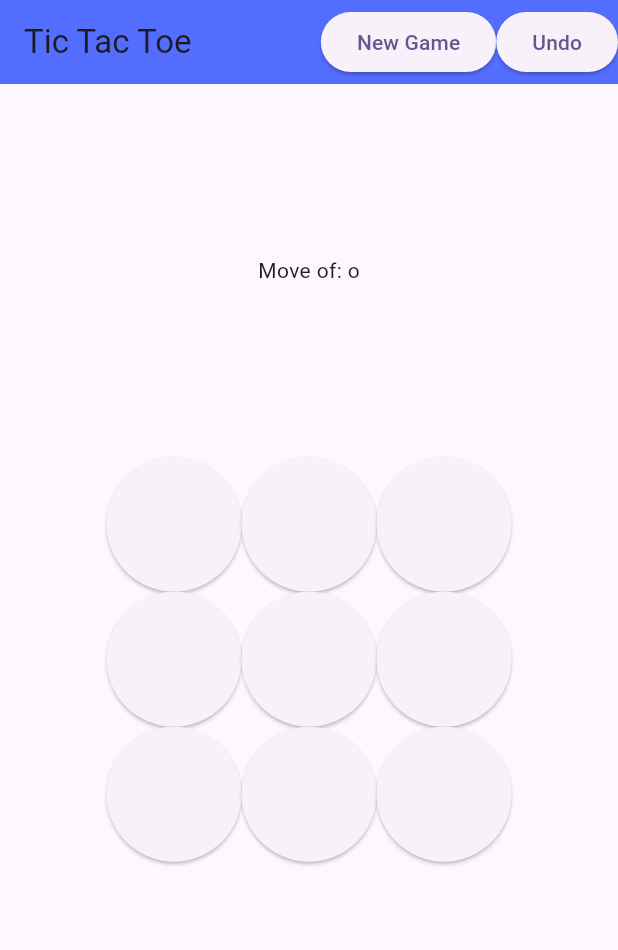
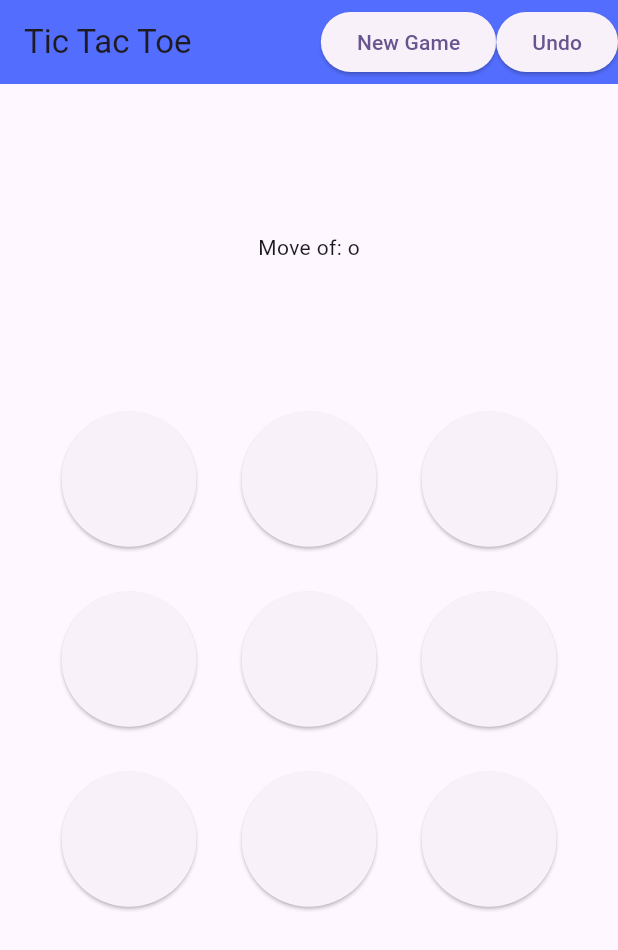
Before and after one commit to SilverDragonOfR/pp, a Flutter app: the screen it shows after launch, on a phone screen of 412 x 824 dp. Shown: the top 950 px of the screen. Run offline on Flutter 3.47's test engine with Material 2 defaults, Android fonts, the phone set to English and light mode, and no system bars.

Commit message:
commit last

```diff
--- a/lib/screen/home.dart
+++ b/lib/screen/home.dart
@@ -153,6 +153,7 @@ class _HomeState extends State<Home>
                         },
                       ),
                     ),
+                    SizedBox(height: 30,),
                     SizedBox(
                       width: s, height: s,
                       child: ElevatedButton(
@@ -178,6 +179,7 @@ class _HomeState extends State<Home>
                         },
                       ),
                     ),
+                    SizedBox(height: 30,),
                     SizedBox(
                       width: s, height: s,
                       child: ElevatedButton(
@@ -205,6 +207,7 @@ class _HomeState extends State<Home>
                     ),
                   ],
                 ),
+                SizedBox(width: 30,),
                 Column(
                   crossAxisAlignment: CrossAxisAlignment.center,
                   mainAxisAlignment: MainAxisAlignment.center,
@@ -234,6 +237,7 @@ class _HomeState extends State<Home>
                         },
                       ),
                     ),
+                    SizedBox(height: 30,),
                     SizedBox(
                       width: s, height: s,
                       child: ElevatedButton(
@@ -259,6 +263,7 @@ class _HomeState extends State<Home>
                         },
                       ),
                     ),
+                    SizedBox(height: 30,),
                     SizedBox(
                       width: s, height: s,
                       child: ElevatedButton(
@@ -286,6 +291,7 @@ class _HomeState extends State<Home>
                     ),
                   ],
                 ),
+                SizedBox(width: 30,),
                 Column(
                   crossAxisAlignment: CrossAxisAlignment.center,
                   mainAxisAlignment: MainAxisAlignment.center,
@@ -315,6 +321,7 @@ class _HomeState extends State<Home>
                         },
                       ),
                     ),
+                    SizedBox(height: 30,),
                     SizedBox(
                       width: s, height: s,
                       child: ElevatedButton(
@@ -340,6 +347,7 @@ class _HomeState extends State<Home>
                         },
                       ),
                     ),
+                    SizedBox(height: 30,),
                     SizedBox(
                       width: s, height: s,
                       child: ElevatedButton(
```
